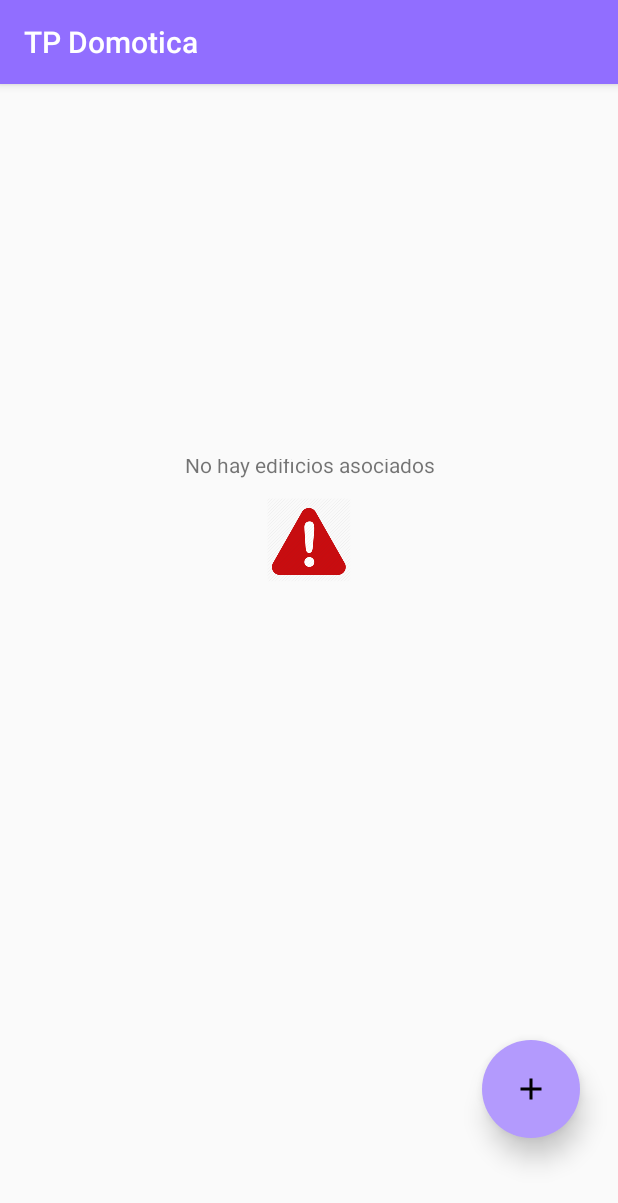
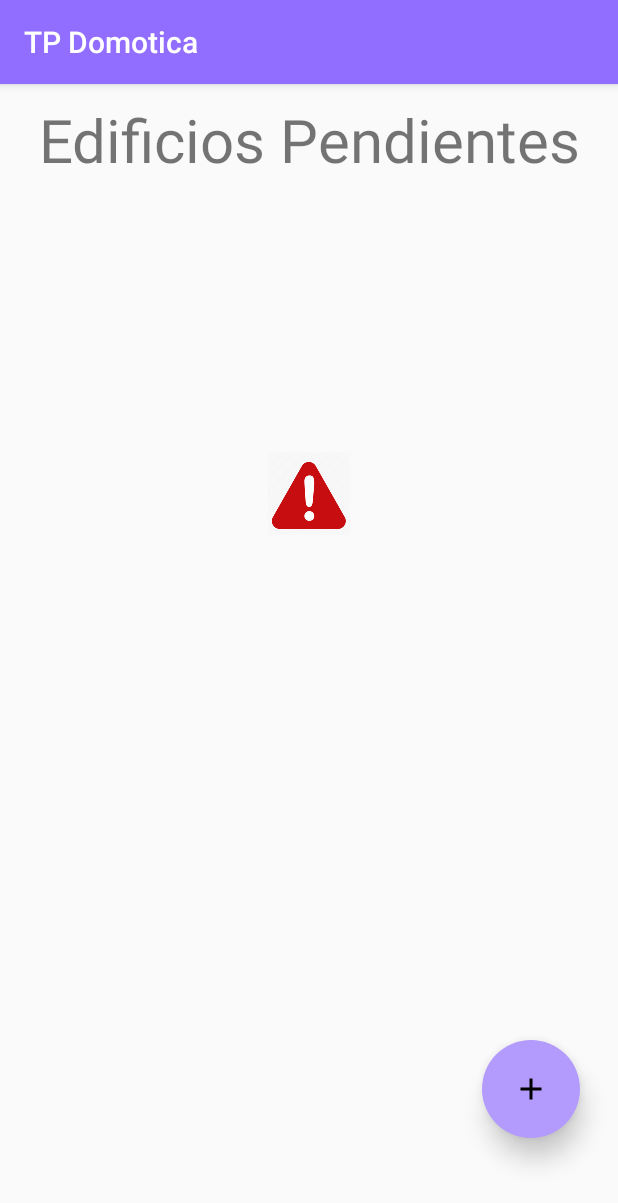
Before and after one commit to lucasag97/AndroidDomotica, an Android app: the EdificioFragment screen opened directly, with no data from a screen before it, on a phone screen of 412 x 824 dp. Shown: the top 1203 px of the screen. Run offline under Robolectric (Android 15) with nearby library versions, the phone set to English and light mode, and no system bars; 3 statements that could not run were skipped.

Commit message:
arreglos visuales, inicio de landscape

```diff
--- a/app/src/main/java/com/example/tpdomotica/Activity/ContenedorActivity.java
+++ b/app/src/main/java/com/example/tpdomotica/Activity/ContenedorActivity.java
@@ -33,9 +33,6 @@ public class ContenedorActivity extends AppCompatActivity implements
         setContentView(R.layout.activity_contenedor);
 
         listaEdificios = new EdificioFragment();
-
-
-
         getSupportFragmentManager().beginTransaction().replace(R.id.contenedorFragment,listaEdificios).commit();
     }
 
--- a/app/src/main/java/com/example/tpdomotica/Fragment/DetalleEdificioFragment.java
+++ b/app/src/main/java/com/example/tpdomotica/Fragment/DetalleEdificioFragment.java
@@ -95,6 +95,7 @@ public class DetalleEdificioFragment extends Fragment {
         Bundle objetoEdificio = getArguments();
         Edificio edificio = null;
         edificio = (Edificio) objetoEdificio.getSerializable("objeto");
+
         textDescripcion.setText(edificio.getDIRECCION());
         final ArrayList<Sensor>sensores = consultarSensores(edificio);
 
@@ -110,6 +111,8 @@ public class DetalleEdificioFragment extends Fragment {
         });
         return vista;
     }
+
+
 
     // TODO: Rename method, update argument and hook method into UI event
     public void onButtonPressed(Uri uri) {
--- a/app/src/main/java/com/example/tpdomotica/Fragment/EdificioFragment.java
+++ b/app/src/main/java/com/example/tpdomotica/Fragment/EdificioFragment.java
@@ -137,9 +137,9 @@ public class EdificioFragment extends Fragment {
             if(listaEdificio.get(i).getESTADO() == 1){
               edificios.add(listaEdificio.get(i));
             }
-            if(edificios.size() > 0){
-                listaEdificio = edificios;
-            }
+        }
+        if (edificios.size() > 0){
+            listaEdificio = edificios;
         }
 
         if(edificios.size() > 0){
@@ -153,7 +153,7 @@ public class EdificioFragment extends Fragment {
         recyclerEdificio.setLayoutManager(new LinearLayoutManager(getContext()));
         if(recyclerEdificio.getAdapter() != null){
             if(recyclerEdificio.getAdapter().getItemCount() == 0){
-                quitarTitulo();
+                //quitarTitulo();
                 noHayEdificios();
             }
         }
--- /dev/null
+++ b/app/src/main/res/layout-land/fragment_edificio.xml
@@ -0,0 +1,34 @@
+<?xml version="1.0" encoding="utf-8"?>
+<LinearLayout xmlns:android="http://schemas.android.com/apk/res/android"
+    xmlns:tools="http://schemas.android.com/tools"
+    android:layout_width="match_parent"
+    android:layout_height="match_parent"
+    android:orientation="vertical"
+    tools:context=".Fragment.EdificioFragment">
+    <TextView
+        android:id="@+id/tituloDinamico"
+        android:layout_width="match_parent"
+        android:layout_height="wrap_content"
+        android:text="hola"
+        android:gravity="center"
+        android:textSize="40dp"
+        android:layout_marginTop="10dp"
+        android:visibility="invisible"/>
+
+    <fragment
+        android:layout_width="wrap_content"
+        android:layout_height="match_parent"
+        android:name="com.example.tpdomotica.Fragment.EdificioFragment"
+        tools:layout="@layout/fragment_edificio"
+        android:layout_weight="2">
+    </fragment>
+
+    <fragment
+        android:layout_width="wrap_content"
+        android:layout_height="wrap_content"
+        android:layout_weight="1"
+        android:name="com.example.tpdomotica.Fragment.DetalleEdificioFragment"
+        tools:layout="@layout/fragment_detalle_edificio">
+
+    </fragment>
+</LinearLayout>
--- a/app/src/main/res/layout/fragment_edificio.xml
+++ b/app/src/main/res/layout/fragment_edificio.xml
@@ -1,5 +1,5 @@
 <?xml version="1.0" encoding="utf-8"?>
-<LinearLayout xmlns:android="http://schemas.android.com/apk/res/android"
+<FrameLayout xmlns:android="http://schemas.android.com/apk/res/android"
     xmlns:tools="http://schemas.android.com/tools"
     android:layout_width="match_parent"
     android:layout_height="match_parent"
@@ -18,21 +18,25 @@
     <android.support.v7.widget.RecyclerView
         android:id="@+id/recyclerID"
         android:layout_width="match_parent"
-        android:layout_height="wrap_content">
+        android:layout_height="wrap_content"
+        android:layout_marginTop="70dp">
 
     </android.support.v7.widget.RecyclerView>
-    <FrameLayout
+
+    <LinearLayout
         android:layout_width="wrap_content"
         android:layout_height="wrap_content"
         android:layout_gravity="center"
-        android:layout_marginTop="250dp">
+        android:orientation="vertical"
+        android:layout_marginTop="-100dp">
         <TextView
             android:id="@+id/sms_lista_vacia"
             android:layout_width="match_parent"
             android:layout_height="match_parent"
             android:layout_gravity="center"
             android:gravity="center"
-            android:layout_marginTop="-50dp"
+            android:text="as"
+            android:layout_marginTop="-30dp"
             android:visibility="invisible"/>
         <ImageView
             android:id="@+id/idImagenAlerta"
@@ -41,8 +45,7 @@
             android:layout_gravity="center"
             android:src="@mipmap/ic_alert_foreground"
             android:visibility="invisible"/>
-    </FrameLayout>
-
+    </LinearLayout>
     <RelativeLayout
         android:layout_width="match_parent"
         android:layout_height="match_parent">
@@ -61,6 +64,4 @@
             />
 
     </RelativeLayout>
-
-
-</LinearLayout>
+</FrameLayout>
```
Also changed, not shown: app/src/main/res/layout-land/fragment_detalle_edificio.xml (added, +45 -0 lines), app/src/main/res/layout-land/fragment_detalle_sensor.xml (added, +73 -0 lines), app/src/main/res/layout-land/fragment_modificar_edificio.xml (added, +68 -0 lines), app/src/main/res/layout/list_item.xml (+25 -17 lines).
